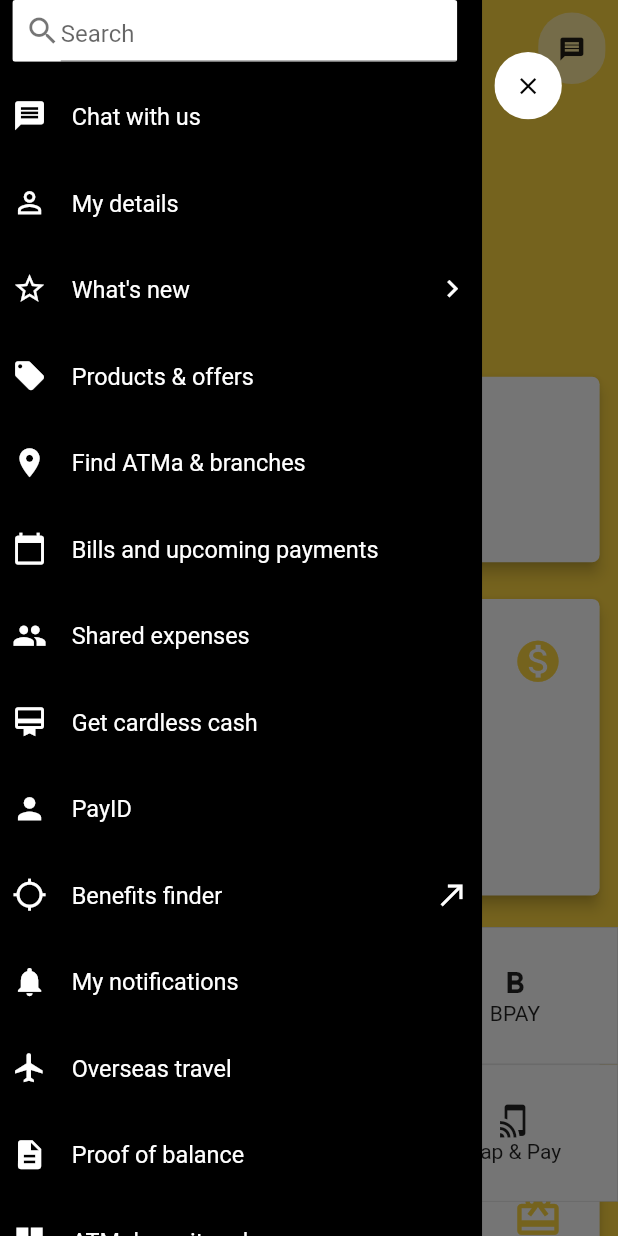
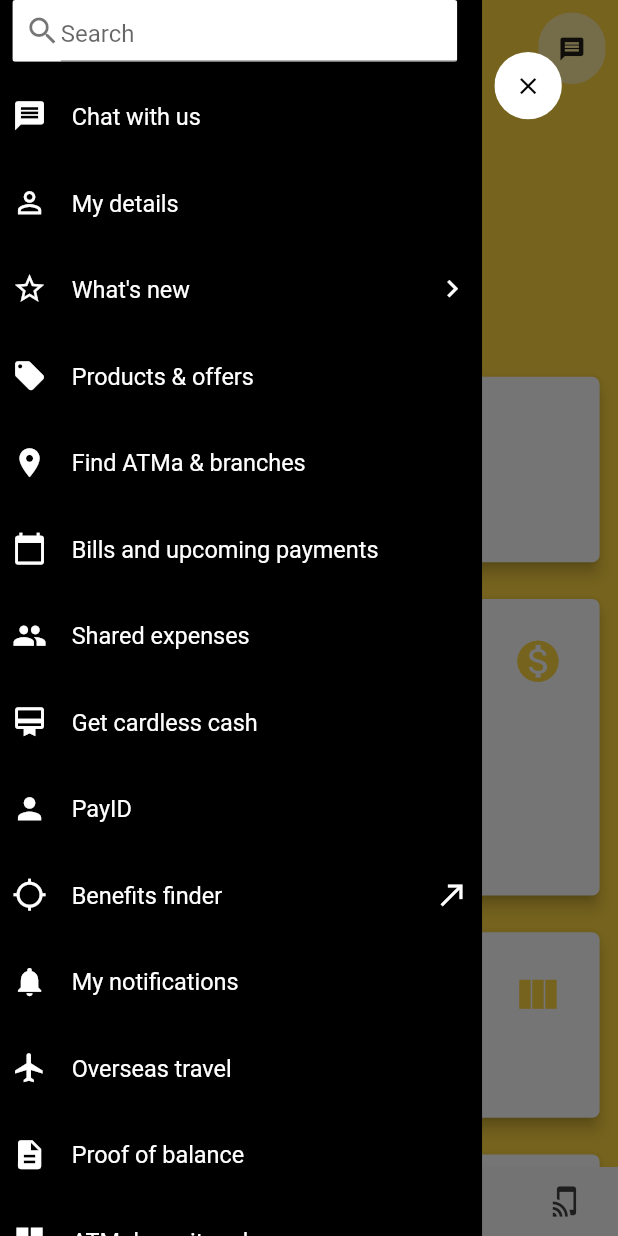
Before and after one commit to NaagAlgates/combank_ui_challenge, a Flutter app: the screen it shows after launch, after a tap on the "dehaze" icon, on a phone screen of 412 x 824 dp. Run offline on Flutter 3.47's test engine with Material 2 defaults, Android fonts, the phone set to English and light mode, and no system bars.

Commit message:
UI glitches fixed

```diff
--- a/lib/main.dart
+++ b/lib/main.dart
@@ -1,3 +1,5 @@
+import 'dart:io';
+
 import 'package:combank_ui_challenge/ui/custom_drawer_menu.dart';
 import 'package:combank_ui_challenge/view/custom_bottom_navigation_bar.dart';
 import 'package:combank_ui_challenge/view/custom_card_type1.dart';
@@ -34,14 +36,16 @@ class _HomePageState extends State<HomePage> with TickerProviderStateMixin {
   final GlobalKey<ScaffoldState> _scaffoldKey = GlobalKey<ScaffoldState>();
   ScrollController _scrollBottomBarController = ScrollController();
   bool isScrollingDown = false;
-  bool _show = false;
-  double bottomBarHeight = 75;
-  double _bottomBarOffset = 0;
+  bool _show=true;
+  double bottomBarHeight = 0.0;
 
   @override
   void initState() {
     super.initState();
     print("open");
+    setState(() {
+      _show = true;
+    });
     myScroll();
   }
 
@@ -55,12 +59,14 @@ class _HomePageState extends State<HomePage> with TickerProviderStateMixin {
   void showBottomBar() {
     setState(() {
       _show = true;
+      bottomBarHeight = 0.0;
     });
   }
 
   void hideBottomBar() {
     setState(() {
       _show = false;
+      bottomBarHeight = Platform.isIOS?240.0: 200.0;
     });
   }
 
@@ -172,12 +178,15 @@ class _HomePageState extends State<HomePage> with TickerProviderStateMixin {
           Align(
             alignment: Alignment.bottomCenter,
             child: !_show
-                ? Container(
-                    height: _height * 0.25,
+                ? AnimatedContainer(
+                    duration: Duration(milliseconds: 80),
+                    height: bottomBarHeight,
                     child: FloatingMenu(),
                   )
-                : Container(
-                    height: 0.0,
+                : AnimatedContainer(
+                    duration: Duration(milliseconds: 80),
+                    height: bottomBarHeight,
+              child: FloatingMenu(),
                   ),
           ),
         ]),
--- a/lib/ui/floating_menu.dart
+++ b/lib/ui/floating_menu.dart
@@ -12,9 +12,10 @@ class FloatingMenu extends StatelessWidget {
     return Container(
       color: Colors.transparent,
       child: GridView.count(
+        physics: NeverScrollableScrollPhysics(),
           crossAxisCount: 3,
           childAspectRatio: (itemWidth / itemHeight),
-          controller: new ScrollController(keepScrollOffset: false),
+          //controller: new ScrollController(keepScrollOffset: false),
           shrinkWrap: true,
           scrollDirection: Axis.vertical,
           children: <Widget>[
```
